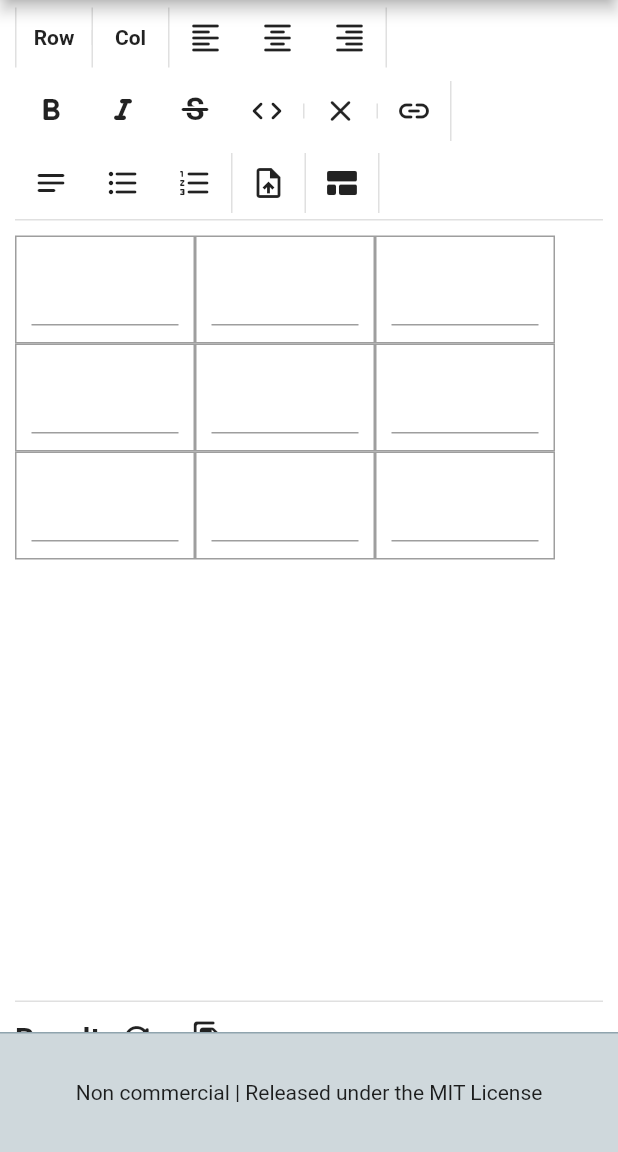
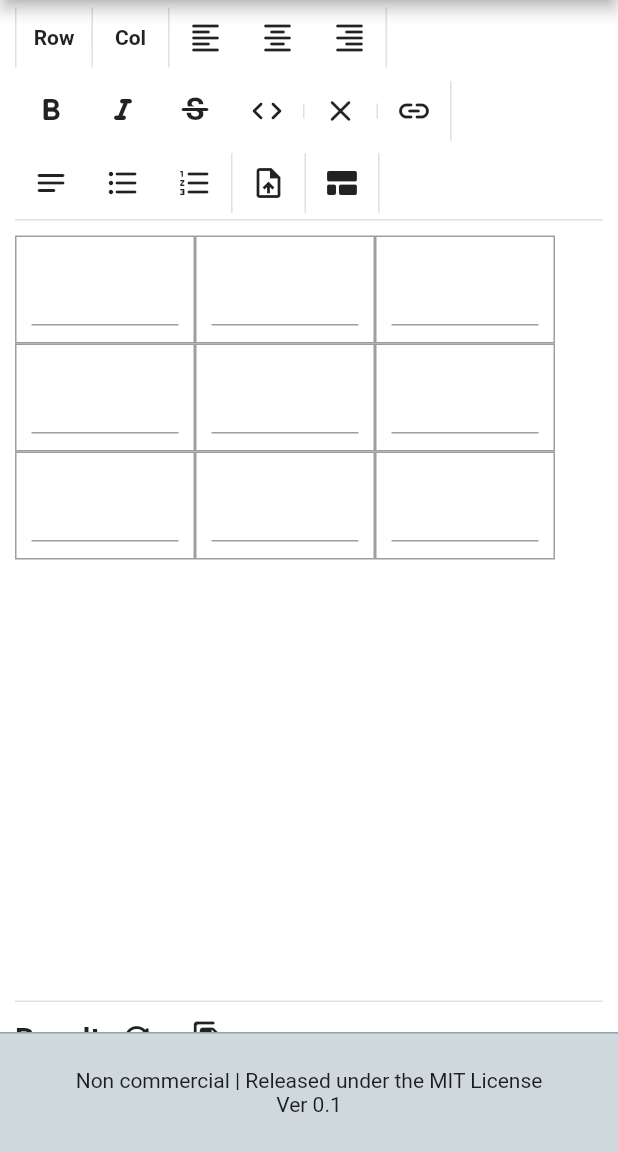
Before and after one commit to cyj893/MarkdownTableGenerator, a Flutter app: the screen it shows after launch, on a phone screen of 412 x 824 dp, the part 84-1236 px from its top. Run offline on Flutter 3.47's test engine with Material 2 defaults, Android fonts, the phone set to English and light mode, and no system bars; our stand-ins replace cross_file, file_picker; missing offline and left inert: adaptive_scrollbar, cp949, desktop_drop; Roboto replaces fonts that are missing (D2Coding).

Commit message:
Update Readme

```diff
--- a/lib/description_container.dart
+++ b/lib/description_container.dart
@@ -19,6 +19,7 @@ class DescriptionContainer extends StatelessWidget {
         mainAxisAlignment: MainAxisAlignment.center,
         children: const [
           Text("Non commercial | Released under the MIT License"),
+          Text("Ver 0.1"),
         ],
       ),
     );
```
Also changed, not shown: 1 other file.
